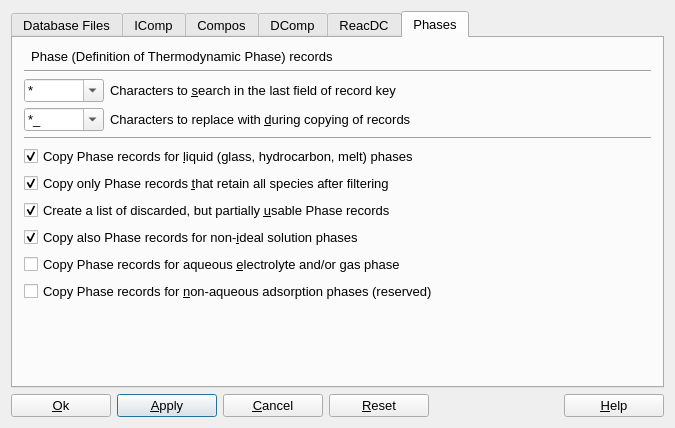
gemshub/GEMSGUI, file gems3/vizor4/dlg4/SetFiltersDialog4.ui: the form before one commit.
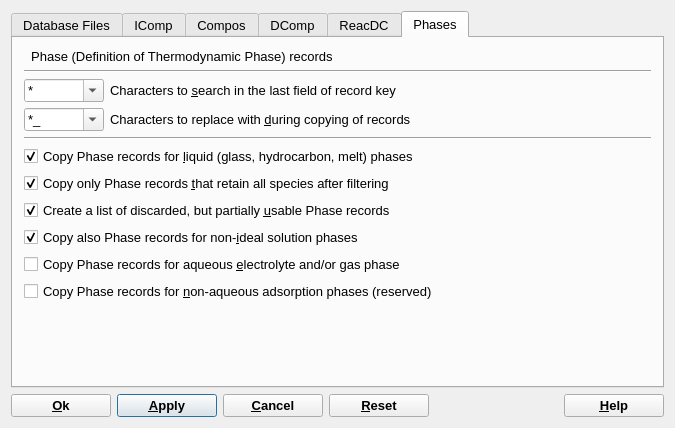
The form after the commit.

```diff
--- a/gems3/vizor4/dlg4/SetFiltersDialog4.ui
+++ b/gems3/vizor4/dlg4/SetFiltersDialog4.ui
@@ -1279,6 +1279,12 @@
          <height>0</height>
         </size>
        </property>
+       <property name="font">
+        <font>
+         <weight>75</weight>
+         <bold>true</bold>
+        </font>
+       </property>
        <property name="text">
         <string>&amp;Ok</string>
        </property>
@@ -1295,6 +1301,12 @@
          <height>0</height>
         </size>
        </property>
+       <property name="font">
+        <font>
+         <weight>75</weight>
+         <bold>true</bold>
+        </font>
+       </property>
        <property name="text">
         <string>&amp;Apply</string>
        </property>
@@ -1314,6 +1326,12 @@
          <height>0</height>
         </size>
        </property>
+       <property name="font">
+        <font>
+         <weight>75</weight>
+         <bold>true</bold>
+        </font>
+       </property>
        <property name="text">
         <string>&amp;Cancel</string>
        </property>
@@ -1330,6 +1348,12 @@
          <height>0</height>
         </size>
        </property>
+       <property name="font">
+        <font>
+         <weight>75</weight>
+         <bold>true</bold>
+        </font>
+       </property>
        <property name="text">
         <string>&amp;Reset</string>
        </property>
@@ -1362,6 +1386,12 @@
          <height>0</height>
         </size>
        </property>
+       <property name="font">
+        <font>
+         <weight>75</weight>
+         <bold>true</bold>
+        </font>
+       </property>
        <property name="text">
         <string>&amp;Help</string>
        </property>
```
